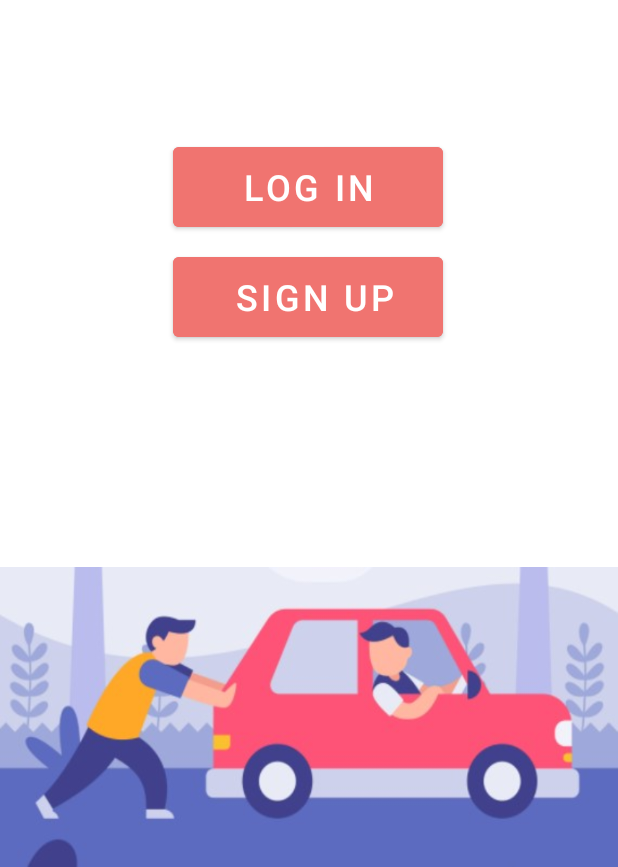
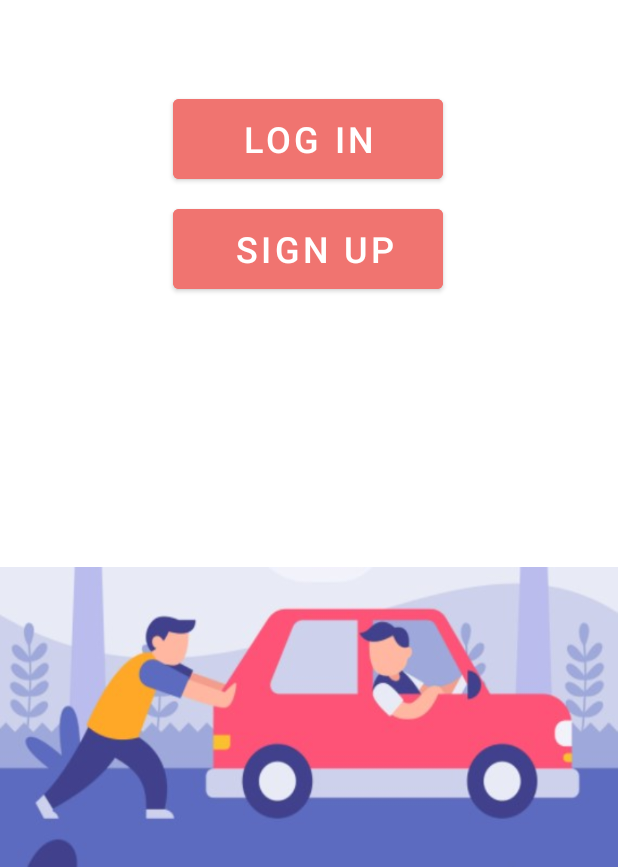
Before and after one commit to yardenho/Yedidim, an Android app: the screen it shows after launch (MainActivity), on a phone screen of 412 x 824 dp, the part 369-1236 px from its top. Run offline under Robolectric (Android 15) with nearby library versions, the phone set to English and light mode, and no system bars; our stand-ins replace Firebase (no records; nobody signed in at launch, a user with empty details on screens opened directly), Room's generated code, navigation-ui.

Commit message:
visual changes main screen

```diff
--- a/app/src/main/res/layout/fragment_main_screen.xml
+++ b/app/src/main/res/layout/fragment_main_screen.xml
@@ -49,7 +49,7 @@
         android:id="@+id/mainScreen_btn_logIn"
         android:layout_width="180dp"
         android:layout_height="65dp"
-        android:layout_marginTop="92dp"
+        android:layout_marginTop="60dp"
         android:backgroundTint="#F07470"
         android:text="Log In"
         android:textSize="24sp"
```
